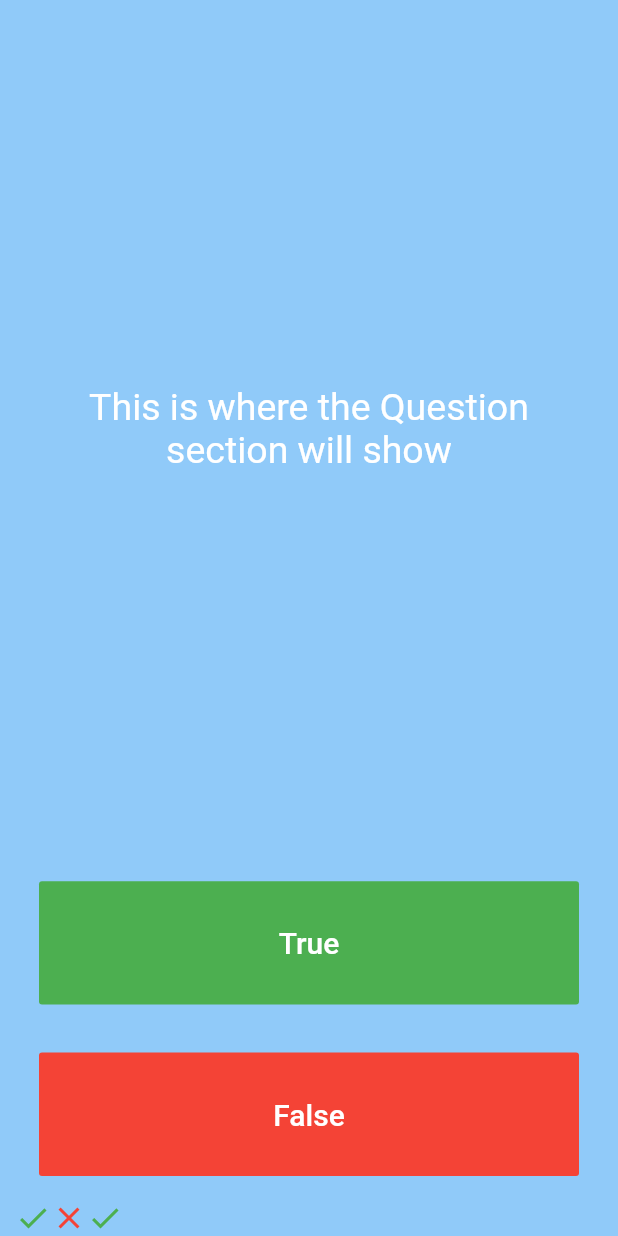
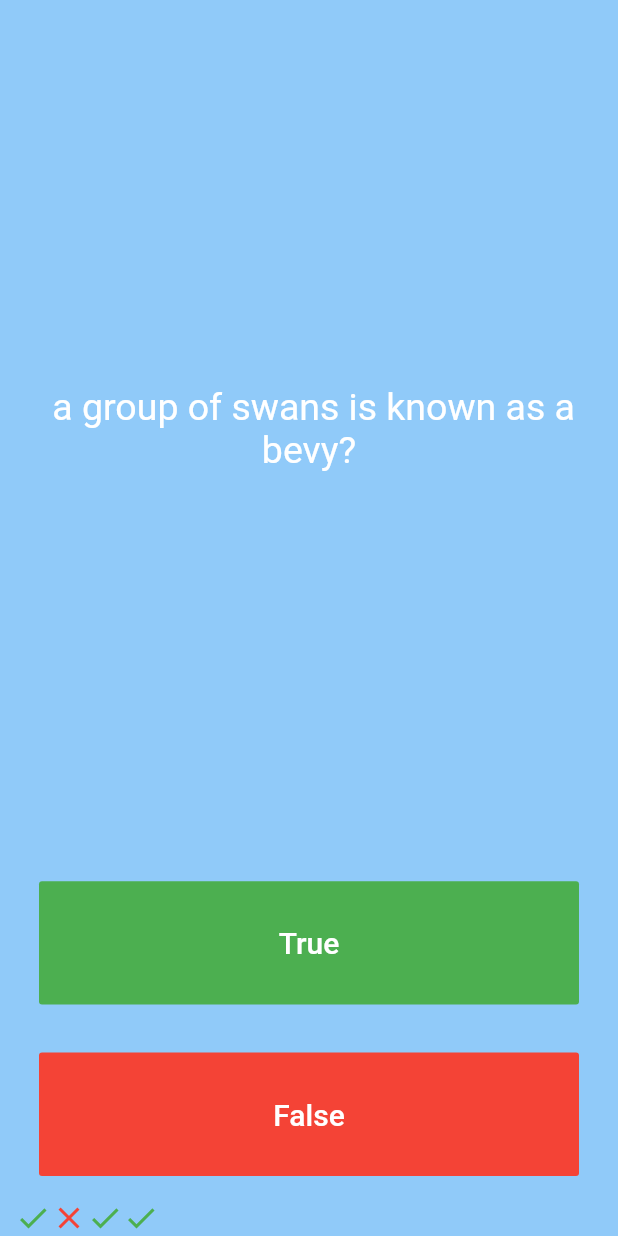
Before and after one commit to VTarunaKumar/QuizApplication, a Flutter app: the screen it shows after launch, after a tap on "True", after a tap on "False", on a phone screen of 412 x 824 dp. Run offline on Flutter 3.47's test engine with Material 2 defaults, Android fonts, the phone set to English and light mode, and no system bars.

Commit message:
4/9/22 upto starting of class

```diff
--- a/lib/main.dart
+++ b/lib/main.dart
@@ -5,7 +5,7 @@ void main() {
     MaterialApp(
       home: Scaffold(
         backgroundColor: Colors.blue[200],
-        body: const SafeArea(
+        body: SafeArea(
           child: Padding(
             padding: EdgeInsets.symmetric(horizontal: 10),
             child: QuizPage(),
@@ -24,6 +24,18 @@ class QuizPage extends StatefulWidget {
 }
 
 class _QuizPageState extends State<QuizPage> {
+  List<String> question = [
+    'the five rings on the Olympic flag are interlocking?',
+    'Strictly Come Dancing first aired in the UK in 2005',
+    ' a group of swans is known as a bevy?',
+    'Sydney is the capital of Australia?',
+    'the Penny Black is an old-fashioned coin?'
+  ];
+
+  List<bool> answers = [true, false, true, false, false];
+
+  int questionNumber = 0;
+
   List<Icon> scoreKeeper = [
     Icon(
       Icons.check,
@@ -34,19 +46,20 @@ class _QuizPageState extends State<QuizPage> {
       color: Colors.red,
     ),
   ];
+
   @override
   Widget build(BuildContext context) {
     return Column(
       mainAxisAlignment: MainAxisAlignment.spaceBetween,
       crossAxisAlignment: CrossAxisAlignment.stretch,
       children: <Widget>[
-        const Expanded(
+        Expanded(
           flex: 5,
           child: Padding(
             padding: EdgeInsets.all(10),
             child: Center(
               child: Text(
-                "This is where the Question section will show",
+                question[questionNumber],
                 textAlign: TextAlign.center,
                 style: TextStyle(
                   fontSize: 25,
@@ -58,22 +71,35 @@ class _QuizPageState extends State<QuizPage> {
         ),
         Expanded(
           child: Padding(
-            padding: const EdgeInsets.all(16),
+            padding: EdgeInsets.all(16),
             child: FlatButton(
               textColor: Colors.white,
               color: Colors.green,
-              child: const Text(
+              child: Text(
                 "True",
                 style: TextStyle(color: Colors.white, fontSize: 20),
               ),
               onPressed: () {
                 setState(() {
+                  bool correectAnswer = answers[questionNumber];
+                  if (correectAnswer == true) {
+                    print("Right");
                     scoreKeeper.add(
                       Icon(
                         Icons.check,
                         color: Colors.green,
                       ),
                     );
+                  } else {
+                    print("Wrong");
+                    scoreKeeper.add(
+                      Icon(
+                        Icons.close,
+                        color: Colors.red,
+                      ),
+                    );
+                  }
+                  questionNumber++;
                 });
               },
             ),
@@ -81,14 +107,37 @@ class _QuizPageState extends State<QuizPage> {
         ),
         Expanded(
             child: Padding(
-          padding: const EdgeInsets.all(16),
+          padding: EdgeInsets.all(16),
           child: FlatButton(
             color: Colors.red,
-            child: const Text(
+            child: Text(
               "False",
               style: TextStyle(fontSize: 20, color: Colors.white),
             ),
-            onPressed: () {},
+            onPressed: () {
+              setState(() {
+                bool correectAnswer = false;
+                if (correectAnswer == false) {
+                  print("Right");
+                  scoreKeeper.add(
+                    Icon(
+                      Icons.check,
+                      color: Colors.green,
+                    ),
+                  );
+                } else {
+                  print("Wrong");
+                  scoreKeeper.add(
+                    Icon(
+                      Icons.close,
+                      color: Colors.red,
+                    ),
+                  );
+                }
+
+                questionNumber++;
+              });
+            },
           ),
         )),
         Row(
```
Lines whose indentation alone changed are shown as unchanged.
